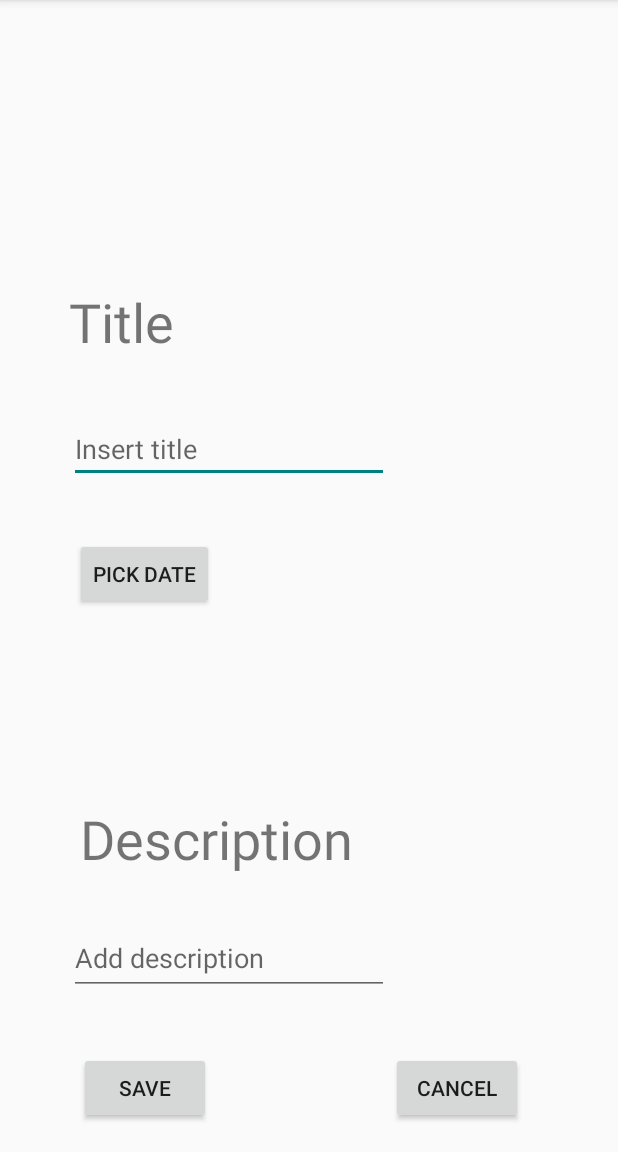
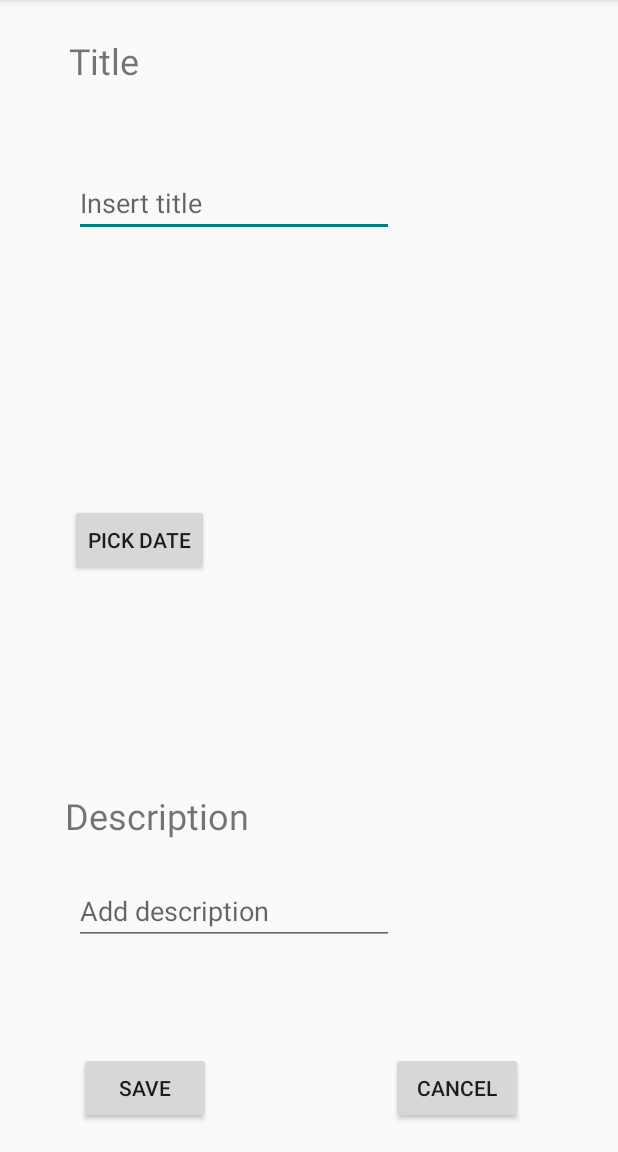
Before and after one commit to LucianEpure/AndroidApp, an Android app: the MomentSetup screen opened directly, with no data from a screen before it, on a phone screen of 412 x 824 dp, the part 84-1236 px from its top. Run offline under Robolectric (Android 15) with nearby library versions, the phone set to English and light mode, and no system bars.

Commit message:
DataBase insert and show all data works

```diff
--- a/app/src/main/AndroidManifest.xml
+++ b/app/src/main/AndroidManifest.xml
@@ -17,9 +17,9 @@
             </intent-filter>
         </activity>
         <activity android:name=".MomentSetup" />
-        <activity android:name=".FriendSetup"></activity>
-        <activity android:name=".PhotoSel"></activity>
-
+        <activity android:name=".FriendSetup" />
+        <activity android:name=".PhotoSel" />
+        <activity android:name=".ShowMemory"></activity>
     </application>
 
 </manifest>
--- a/app/src/main/java/com/example/android/memoryapp/MomentSetup.java
+++ b/app/src/main/java/com/example/android/memoryapp/MomentSetup.java
@@ -9,7 +9,9 @@ import android.os.Bundle;
 import android.view.View;
 import android.widget.Button;
 import android.widget.DatePicker;
+import android.widget.EditText;
 import android.widget.TextView;
+import android.widget.Toast;
 
 import java.text.DateFormat;
 import java.util.Calendar;
@@ -21,12 +23,16 @@ public class MomentSetup extends AppCompatActivity implements DatePickerDialog.O
     Button cancelBtn;
     Button pickDateBtn;
     TextView showDate;
+    EditText title;
+    EditText description;
     @Override
     protected void onCreate(Bundle savedInstanceState) {
         super.onCreate(savedInstanceState);
         setContentView(R.layout.activity_moment_setup);
         showDate = findViewById(R.id.showDateTv);
         pickDateBtn = findViewById(R.id.pickDateBtn);
+        title = findViewById(R.id.titleEt);
+        description = findViewById(R.id.descriptionEt);
         pickDateBtn.setOnClickListener( new View.OnClickListener(){
 
             @Override
@@ -35,6 +41,18 @@ public class MomentSetup extends AppCompatActivity implements DatePickerDialog.O
             }
         });
         saveBtn = findViewById(R.id.saveBtn);
+        saveBtn.setOnClickListener(new View.OnClickListener() {
+            @Override
+            public void onClick(View view) {
+                Toast.makeText( MomentSetup.this,"Save pressed",Toast.LENGTH_LONG);
+                boolean isInserted;
+                isInserted = MainActivity.myDb.insertData(title.getText().toString() , showDate.getText().toString(),description.getText().toString(),"aaaa");
+                if(isInserted == true)
+                    Toast.makeText( MomentSetup.this,"data inserted!",Toast.LENGTH_LONG).show();
+                else
+                    Toast.makeText( MomentSetup.this,"data not inserted!",Toast.LENGTH_LONG).show();
+            }
+        });
         cancelBtn = findViewById(R.id.cancelBtn);
         cancelBtn.setOnClickListener(new View.OnClickListener() {
             @Override
@@ -43,6 +61,8 @@ public class MomentSetup extends AppCompatActivity implements DatePickerDialog.O
             }
         });
     }
+
+
 
     //CANCEL button
     protected void dialog(){
@@ -64,6 +84,8 @@ public class MomentSetup extends AppCompatActivity implements DatePickerDialog.O
 
         builder.show();
     }
+
+    //DATE SELECTION CALENDAR
     public void datePicker(View view){
         DatePickerFragment datePickerFragment = new DatePickerFragment();
         datePickerFragment.show(getFragmentManager(),"date");
--- a/app/src/main/res/layout/activity_moment_setup.xml
+++ b/app/src/main/res/layout/activity_moment_setup.xml
@@ -7,74 +7,72 @@
     tools:context="com.example.android.memoryapp.MomentSetup">
 
     <TextView
-        android:id="@+id/textView3"
+        android:id="@+id/titleTv"
         android:layout_width="wrap_content"
         android:layout_height="wrap_content"
-        android:layout_marginBottom="8dp"
         android:layout_marginEnd="8dp"
         android:layout_marginStart="8dp"
-        android:layout_marginTop="8dp"
+        android:layout_marginTop="24dp"
         android:text="@string/title"
-        android:textSize="36sp"
-        app:layout_constraintBottom_toBottomOf="parent"
+        android:textSize="24sp"
         app:layout_constraintEnd_toEndOf="parent"
-        app:layout_constraintHorizontal_bias="0.116"
+        app:layout_constraintHorizontal_bias="0.109"
         app:layout_constraintStart_toStartOf="parent"
-        app:layout_constraintTop_toTopOf="parent"
-        app:layout_constraintVertical_bias="0.259" />
+        app:layout_constraintTop_toTopOf="parent" />
 
     <EditText
-        android:id="@+id/editText3"
+        android:id="@+id/titleEt"
         android:layout_width="wrap_content"
         android:layout_height="wrap_content"
-        android:layout_marginBottom="8dp"
+        android:layout_marginBottom="384dp"
         android:layout_marginEnd="8dp"
         android:layout_marginStart="8dp"
         android:layout_marginTop="8dp"
         android:ems="10"
+        android:hint="@string/insert_title"
         android:inputType="textPersonName"
-        android:hint="@string/insert_title"
+        android:textSize="18sp"
         app:layout_constraintBottom_toBottomOf="parent"
         app:layout_constraintEnd_toEndOf="parent"
-        app:layout_constraintHorizontal_bias="0.209"
+        app:layout_constraintHorizontal_bias="0.228"
         app:layout_constraintStart_toStartOf="parent"
-        app:layout_constraintTop_toTopOf="parent"
-        app:layout_constraintVertical_bias="0.38" />
+        app:layout_constraintTop_toBottomOf="@+id/titleTv"
+        app:layout_constraintVertical_bias="0.176" />
 
     <TextView
-        android:id="@+id/textView5"
+        android:id="@+id/descriptionTv"
         android:layout_width="wrap_content"
         android:layout_height="wrap_content"
-        android:layout_marginBottom="8dp"
+        android:layout_marginBottom="208dp"
         android:layout_marginEnd="8dp"
         android:layout_marginStart="8dp"
         android:layout_marginTop="8dp"
         android:text="@string/description"
-        android:textSize="36sp"
+        android:textSize="24sp"
         app:layout_constraintBottom_toBottomOf="parent"
         app:layout_constraintEnd_toEndOf="parent"
-        app:layout_constraintHorizontal_bias="0.211"
+        app:layout_constraintHorizontal_bias="0.129"
         app:layout_constraintStart_toStartOf="parent"
-        app:layout_constraintTop_toTopOf="parent"
-        app:layout_constraintVertical_bias="0.749" />
+        app:layout_constraintTop_toBottomOf="@+id/showDateTv"
+        app:layout_constraintVertical_bias="1.0" />
 
     <EditText
-        android:id="@+id/editText5"
-        android:hint="Add description"
+        android:id="@+id/descriptionEt"
         android:layout_width="wrap_content"
-        android:layout_height="49dp"
-        android:layout_marginBottom="8dp"
+        android:layout_height="41dp"
+        android:layout_marginBottom="124dp"
         android:layout_marginEnd="8dp"
         android:layout_marginStart="8dp"
         android:layout_marginTop="8dp"
         android:ems="10"
+        android:hint="Add description"
         android:inputType="textMultiLine"
         app:layout_constraintBottom_toBottomOf="parent"
         app:layout_constraintEnd_toEndOf="parent"
-        app:layout_constraintHorizontal_bias="0.209"
+        app:layout_constraintHorizontal_bias="0.228"
         app:layout_constraintStart_toStartOf="parent"
-        app:layout_constraintTop_toTopOf="parent"
-        app:layout_constraintVertical_bias="0.862" />
+        app:layout_constraintTop_toBottomOf="@+id/descriptionTv"
+        app:layout_constraintVertical_bias="0.6" />
 
     <Button
         android:id="@+id/saveBtn"
@@ -110,33 +108,30 @@
 
     <TextView
         android:id="@+id/showDateTv"
-        android:layout_width="192dp"
-        android:layout_height="28dp"
-        android:layout_marginBottom="8dp"
+        android:layout_width="214dp"
+        android:layout_height="39dp"
         android:layout_marginEnd="8dp"
         android:layout_marginStart="8dp"
-        android:layout_marginTop="8dp"
-        app:layout_constraintBottom_toBottomOf="parent"
+        android:layout_marginTop="24dp"
         app:layout_constraintEnd_toEndOf="parent"
-        app:layout_constraintHorizontal_bias="0.221"
+        app:layout_constraintHorizontal_bias="0.227"
         app:layout_constraintStart_toStartOf="parent"
-        app:layout_constraintTop_toTopOf="parent"
-        app:layout_constraintVertical_bias="0.605" />
+        app:layout_constraintTop_toBottomOf="@+id/pickDateBtn" />
 
     <Button
         android:id="@+id/pickDateBtn"
         android:layout_width="wrap_content"
         android:layout_height="wrap_content"
-        android:layout_marginBottom="8dp"
+        android:layout_marginBottom="320dp"
         android:layout_marginEnd="8dp"
         android:layout_marginStart="8dp"
         android:layout_marginTop="8dp"
         android:text="Pick Date"
         app:layout_constraintBottom_toBottomOf="parent"
         app:layout_constraintEnd_toEndOf="parent"
-        app:layout_constraintHorizontal_bias="0.139"
+        app:layout_constraintHorizontal_bias="0.127"
         app:layout_constraintStart_toStartOf="parent"
-        app:layout_constraintTop_toTopOf="parent"
-        app:layout_constraintVertical_bias="0.498" />
+        app:layout_constraintTop_toBottomOf="@+id/titleEt"
+        app:layout_constraintVertical_bias="0.727" />
 
 </android.support.constraint.ConstraintLayout>
```
Also changed, not shown: app/src/main/java/com/example/android/memoryapp/DataBaseHelper.java (added, +78 -0 lines), app/src/main/java/com/example/android/memoryapp/MainActivity.java (+15 -4 lines), app/src/main/java/com/example/android/memoryapp/ShowMemory.java (added, +42 -0 lines), app/src/main/res/layout/activity_show_memory.xml (added, +9 -0 lines).
